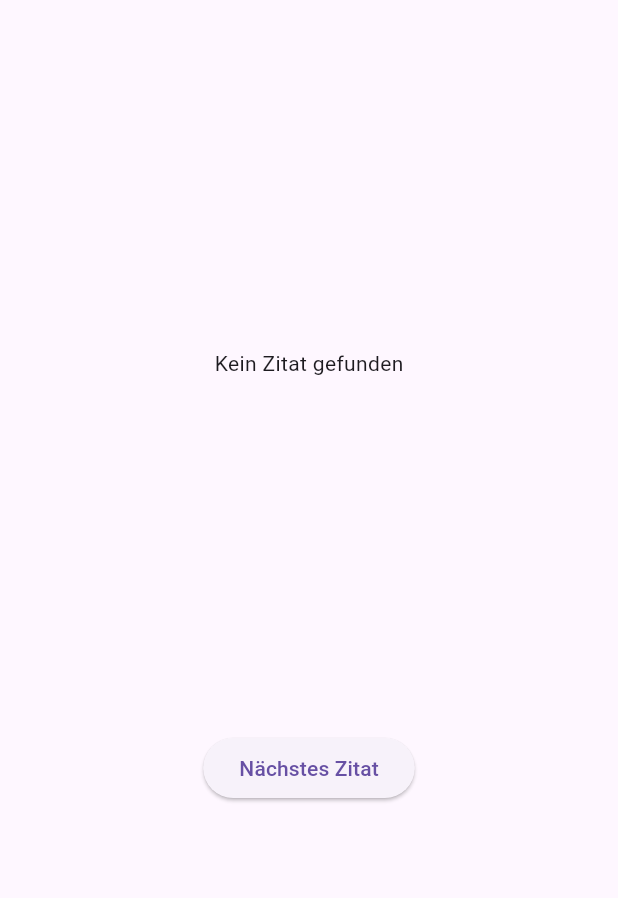
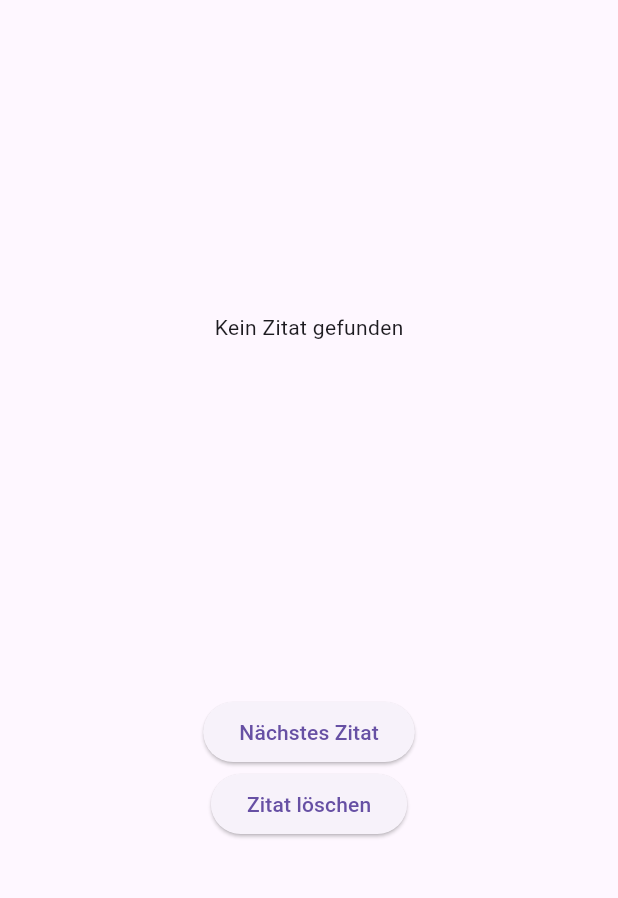
Before and after one commit to Sascha-create/zitate_app, a Flutter app: the screen it shows after launch, after a tap on "Nächstes Zitat", on a phone screen of 412 x 824 dp, the part 84-982 px from its top. Run offline on Flutter 3.47's test engine with Material 3 defaults, Android fonts, the light colour scheme and no system bars; our stand-ins replace shared_preferences; network calls fail.

Commit message:
added function deleteSavedQuote to repo

```diff
--- a/lib/features/show_quotes/quote_screen.dart
+++ b/lib/features/show_quotes/quote_screen.dart
@@ -28,7 +28,7 @@ class QuoteScreen extends StatefulWidget {
 }
 
 class _QuoteScreenState extends State<QuoteScreen> {
-  String quote = "Noch kein Zitat geladen";
+  String quote = "";
 
   @override
   void initState() {
@@ -72,7 +72,15 @@ class _QuoteScreenState extends State<QuoteScreen> {
                     onPressed: () {
                       getNewQuote();
                     },
-                    child: const Text("Nächstes Zitat"))
+                    child: const Text("Nächstes Zitat")),
+                ElevatedButton(
+                    onPressed: () {
+                      quote = 'Zitat gelöscht';
+                      setState(() {
+
+                      });
+                    },
+                    child: const Text("Zitat löschen")),
               ],
             ),
           ),
--- a/lib/shared/database_repository.dart
+++ b/lib/shared/database_repository.dart
@@ -2,4 +2,6 @@ abstract class DatabaseRepository {
   Future<void> saveQuote(String quote);
 
   Future<String> getSavedQuote();
+
+  Future<void> deleteSavedQuote();
 }
--- a/lib/shared/shared_preferences_repository.dart
+++ b/lib/shared/shared_preferences_repository.dart
@@ -1,19 +1,24 @@
 import 'package:shared_preferences/shared_preferences.dart';
 import 'package:zitate_app/shared/database_repository.dart';
+
+const String lastQuote = 'lastQuote';
 
 class SharedPreferencesRepository implements DatabaseRepository {
   SharedPreferencesAsync prefs = SharedPreferencesAsync();
 
-  //String _lastQuote = "";
-
   @override
   Future<void> saveQuote(String quote) async {
-    await prefs.setString("lastQuote", quote);
+    await prefs.setString(lastQuote, quote);
   }
 
   @override
   Future<String> getSavedQuote() async {
-    String quote = await prefs.getString("lastQuote") ?? "Kein Zitat gefunden";
+    String quote = await prefs.getString(lastQuote) ?? "Kein Zitat gefunden";
     return quote;
   }
+
+  @override
+  Future<void> deleteSavedQuote() async {
+    await prefs.remove(lastQuote);
+  }
 }
```
